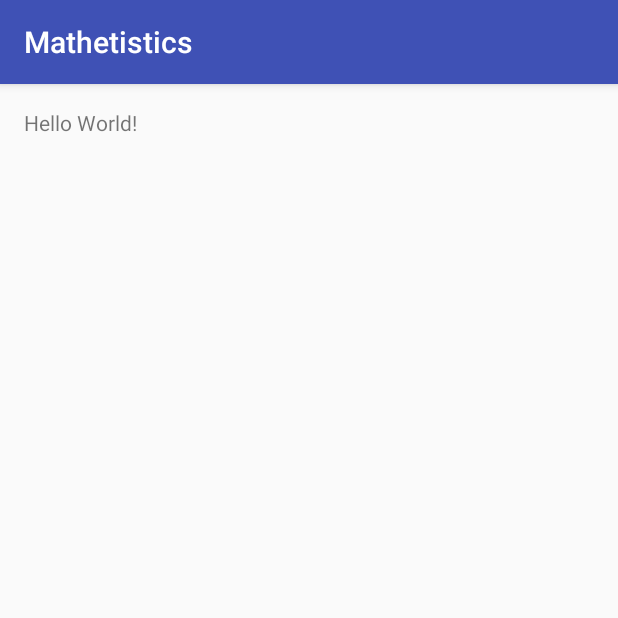
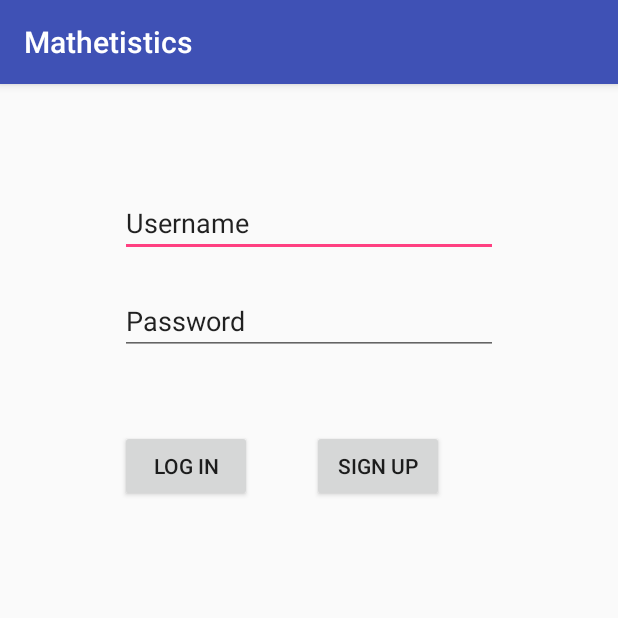
Before and after one commit to thaithestar/Mathetistics, an Android app: the screen it shows after launch (MainActivity), on a phone screen of 412 x 824 dp, the top half of it. Run offline under Robolectric (Android 15) with nearby library versions, the phone set to English and light mode, and no system bars.

Commit message:
LogIn view created

```diff
--- a/app/src/main/AndroidManifest.xml
+++ b/app/src/main/AndroidManifest.xml
@@ -15,6 +15,7 @@
                 <category android:name="android.intent.category.LAUNCHER" />
             </intent-filter>
         </activity>
+        <activity android:name=".SignUp"></activity>
     </application>
 
 </manifest>
--- a/app/src/main/res/layout/activity_main.xml
+++ b/app/src/main/res/layout/activity_main.xml
@@ -3,14 +3,48 @@
     xmlns:tools="http://schemas.android.com/tools"
     android:layout_width="match_parent"
     android:layout_height="match_parent"
-    android:paddingBottom="@dimen/activity_vertical_margin"
-    android:paddingLeft="@dimen/activity_horizontal_margin"
-    android:paddingRight="@dimen/activity_horizontal_margin"
-    android:paddingTop="@dimen/activity_vertical_margin"
     tools:context="com.example.thait.mathetistics.MainActivity">
 
-    <TextView
-        android:layout_width="wrap_content"
-        android:layout_height="wrap_content"
-        android:text="Hello World!" />
+
+
+    <LinearLayout
+        android:orientation="vertical"
+        android:layout_width="match_parent"
+        android:layout_height="match_parent">
+
+        <EditText
+            android:layout_width="match_parent"
+            android:layout_height="wrap_content"
+            android:layout_marginTop="70dp"
+            android:layout_marginLeft="80dp"
+            android:layout_marginRight="80dp"
+            android:text="Username"/>
+
+        <EditText
+            android:layout_width="match_parent"
+            android:layout_height="wrap_content"
+            android:layout_marginTop="20dp"
+            android:layout_marginLeft="80dp"
+            android:layout_marginRight="80dp"
+            android:text="Password"/>
+
+        <LinearLayout
+            android:layout_width="match_parent"
+            android:layout_height="wrap_content"
+            android:orientation="horizontal"
+            android:layout_marginTop="50dp">
+
+            <Button
+                android:layout_width="wrap_content"
+                android:layout_height="wrap_content"
+                android:text="Log In"
+                android:layout_marginLeft="80dp"/>
+            <Button
+                android:layout_width="wrap_content"
+                android:layout_height="wrap_content"
+                android:text="Sign Up"
+                android:layout_marginLeft="40dp"/>
+        </LinearLayout>
+
+    </LinearLayout>
 </RelativeLayout>
```
